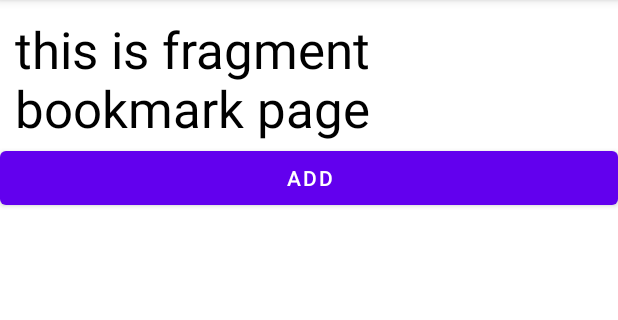
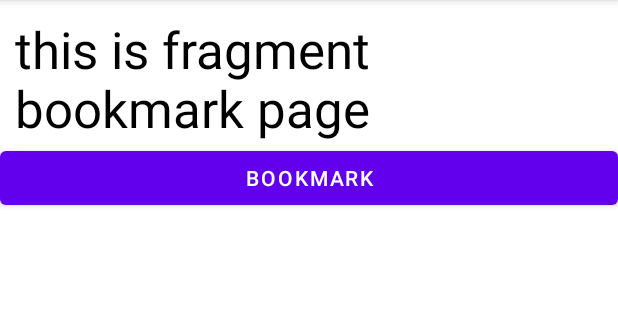
Before and after one commit to leomatt547/perlu-dilindungi, an Android app: the fragment BookmarkFragment shown on its own in the app's theme, on a phone screen of 412 x 824 dp, the part 84-404 px from its top. Run offline under Robolectric (Android 15) with nearby library versions, the phone set to English and light mode, and no system bars; our stand-ins replace Room's generated code.

Commit message:
add bookmark button logic

```diff
--- a/PerluDilindungi/app/src/main/java/com/android72/perludilindungi/backend/model/Bookmark.kt
+++ b/PerluDilindungi/app/src/main/java/com/android72/perludilindungi/backend/model/Bookmark.kt
@@ -12,5 +12,5 @@ data class Bookmark(
     @ColumnInfo(name = "alamat") val alamat: String?,
     @ColumnInfo(name = "telp") val telp: String?,
     @ColumnInfo(name = "jenis_faskes") val jenis_faskes: String?,
-    //@ColumnInfo(name = "status") val status: String?,
+    @ColumnInfo(name = "status") val status: String?,
 )
--- a/PerluDilindungi/app/src/main/java/com/android72/perludilindungi/backend/model/BookmarkDao.kt
+++ b/PerluDilindungi/app/src/main/java/com/android72/perludilindungi/backend/model/BookmarkDao.kt
@@ -12,10 +12,19 @@ interface BookmarkDao {
     @Query("SELECT * FROM bookmark_table ORDER BY id ASC")
     fun readAllData(): LiveData<List<Bookmark>>
 
-    @Delete
-    suspend fun deleteUser(bookmark: Bookmark)
+    /* @Delete
+    suspend fun deleteBookmark(bookmark: Bookmark) */
+
+    @Query("DELETE FROM bookmark_table WHERE id = :id")
+    suspend fun deleteBookmark(id: Int)
 
     @Query("DELETE FROM bookmark_table")
-    suspend fun deleteAllUsers()
+    suspend fun deleteAllBookmarks()
+
+    @Query("SELECT * FROM bookmark_table WHERE id = :id")
+    fun checkBookmarkExist(id : Int) : LiveData<List<Bookmark>>
+
+    /*@Query("SELECT EXISTS (SELECT * FROM bookmark_table WHERE id = :id)")
+    fun selectIfExists(id: Int): LiveData<List<Bookmark>> */
 
 }
--- a/PerluDilindungi/app/src/main/java/com/android72/perludilindungi/ui/bookmark/BookmarkAdapter.kt
+++ b/PerluDilindungi/app/src/main/java/com/android72/perludilindungi/ui/bookmark/BookmarkAdapter.kt
@@ -7,6 +7,7 @@ import androidx.recyclerview.widget.RecyclerView
 import com.android72.perludilindungi.R
 import com.android72.perludilindungi.backend.model.Bookmark
 import kotlinx.android.synthetic.main.row_faskes.view.*
+import androidx.navigation.findNavController
 
 class BookmarkAdapter: RecyclerView.Adapter<BookmarkAdapter.MyViewHolder>() {
 
@@ -32,8 +33,8 @@ class BookmarkAdapter: RecyclerView.Adapter<BookmarkAdapter.MyViewHolder>() {
 
         // below buat click navigate to faskes detail
         holder.itemView.rowLayout.setOnClickListener {
-            /* val action = ListFragmentDirections.actionListFragmentToUpdateFragment(currentItem)
-            holder.itemView.findNavController().navigate(action) */
+            //val action = ListItemDirections.actionListItemToFragmentBookmarkDetail(currentItem)
+            holder.itemView.findNavController().navigate(R.id.action_listItem_to_fragmentBookmarkDetail)
         }
     }
 
--- a/PerluDilindungi/app/src/main/java/com/android72/perludilindungi/ui/bookmark/ListItem.kt
+++ b/PerluDilindungi/app/src/main/java/com/android72/perludilindungi/ui/bookmark/ItemList.kt
@@ -11,7 +11,7 @@ import androidx.recyclerview.widget.LinearLayoutManager
 import com.android72.perludilindungi.R
 import kotlinx.android.synthetic.main.list_item.view.*
 
-class ListItem : Fragment() {
+class ItemList : Fragment() {
 
     private lateinit var mBookmarkViewModel: BookmarkViewModel
 
--- a/PerluDilindungi/app/src/main/res/layout/fragment_bookmark.xml
+++ b/PerluDilindungi/app/src/main/res/layout/fragment_bookmark.xml
@@ -43,7 +43,7 @@
         android:id="@+id/add_btn"
         android:layout_width="match_parent"
         android:layout_height="wrap_content"
-        android:text="Add"
+        android:text="Bookmark"
         app:layout_constraintHorizontal_bias="0.5"
         app:layout_constraintStart_toStartOf="parent"
         app:layout_constraintTop_toBottomOf="@id/fragment"
--- a/PerluDilindungi/app/src/main/res/layout/list_item.xml
+++ b/PerluDilindungi/app/src/main/res/layout/list_item.xml
@@ -4,7 +4,7 @@
     xmlns:tools="http://schemas.android.com/tools"
     android:layout_width="match_parent"
     android:layout_height="match_parent"
-    tools:context=".ui.bookmark.ListItem">
+    tools:context=".ui.bookmark.ItemList">
 
     <androidx.recyclerview.widget.RecyclerView
         android:id="@+id/recyclerview"
--- a/PerluDilindungi/app/src/main/res/navigation/faskes_nav.xml
+++ b/PerluDilindungi/app/src/main/res/navigation/faskes_nav.xml
@@ -7,16 +7,20 @@
 
     <fragment
         android:id="@+id/listItem"
-        android:name="com.android72.perludilindungi.ui.bookmark.ListItem"
+        android:name="com.android72.perludilindungi.ui.bookmark.ItemList"
         android:label="list_item"
         tools:layout="@layout/list_item" >
         <action
-            android:id="@+id/action_listItem_to_faskesDetail"
-            app:destination="@id/faskesDetail" />
+            android:id="@+id/action_listItem_to_fragmentBookmarkDetail"
+            app:destination="@id/fragmentBookmarkDetail" />
     </fragment>
     <fragment
-        android:id="@+id/faskesDetail"
+        android:id="@+id/fragmentBookmarkDetail"
         android:name="com.android72.perludilindungi.ui.faskes.FaskesDetail"
-        android:label="fragment_detail"
-        tools:layout="@layout/fragment_detail" />
+        android:label="fragment_bookmark_detail"
+        tools:layout="@layout/fragment_bookmark_detail" >
+        <action
+            android:id="@+id/action_fragmentBookmarkDetail_to_listItem"
+            app:destination="@id/listItem" />
+    </fragment>
 </navigation>
```
Also changed, not shown: PerluDilindungi/app/src/main/java/com/android72/perludilindungi/ui/bookmark/BookmarkFragment.kt (+41 -15 lines), PerluDilindungi/app/src/main/java/com/android72/perludilindungi/ui/bookmark/BookmarkRepository.kt (+15 -1 lines), PerluDilindungi/app/src/main/java/com/android72/perludilindungi/ui/bookmark/BookmarkViewModel.kt (+16 -2 lines).
